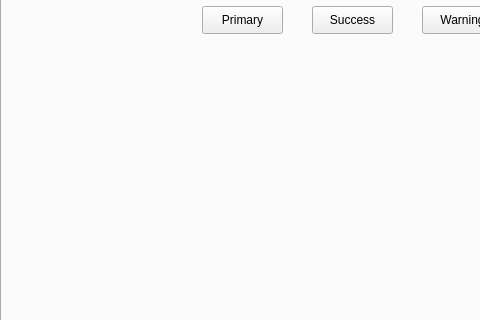
Qt form example/example.ui (yyx-dev/qt-element-ui) before a commit; both pictures show x 0 to 480 and y 310 to 630 of the 1280 by 800 pixel window.
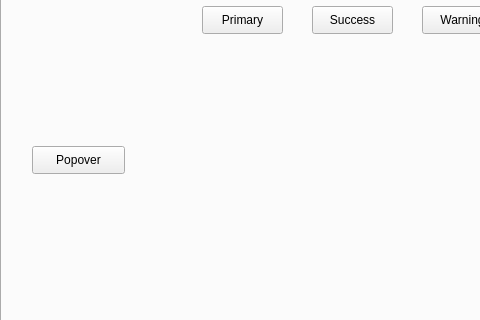
The same form after that commit. The open tabs and pages were chosen to show the change. Custom widgets are drawn as their Qt base class.

```diff
--- a/example/example.ui
+++ b/example/example.ui
@@ -1388,6 +1388,19 @@
        <string>On Close</string>
       </property>
      </widget>
+     <widget class="Element::Button" name="pushButton">
+      <property name="geometry">
+       <rect>
+        <x>30</x>
+        <y>430</y>
+        <width>93</width>
+        <height>28</height>
+       </rect>
+      </property>
+      <property name="text">
+       <string>Popover</string>
+      </property>
+     </widget>
     </widget>
     <widget class="QWidget" name="tab_6">
      <attribute name="title">
```
Left out of the diff: 2 changed lines with no effect on the pictures.
